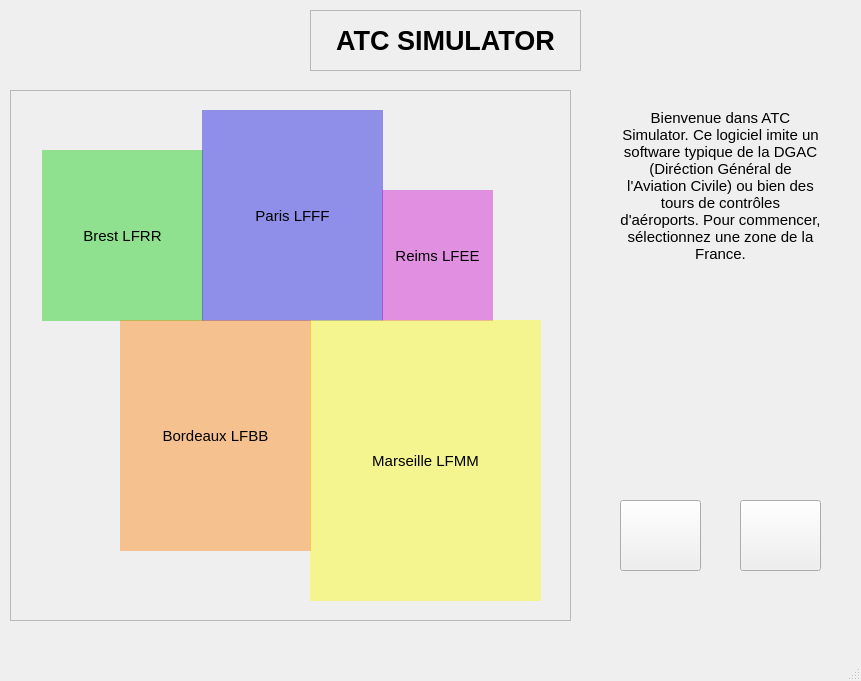
Old version of the form ATC_accueil.ui in the repository arcreane/python-project-projet-ivry-sur-seine.
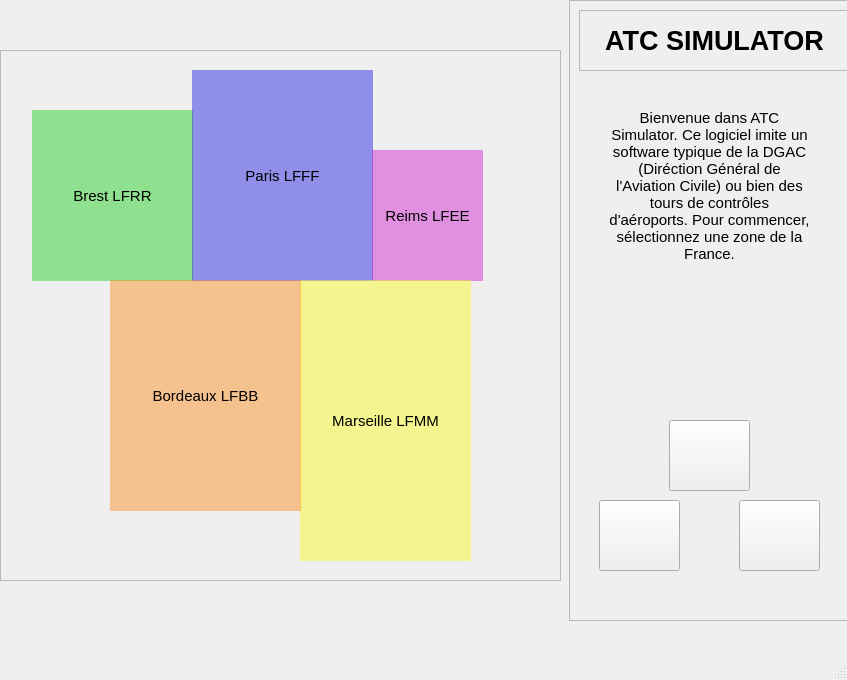
New version of the form. Icons and pictures are not drawn.

Commit message: conception des pages pour reims,marseille,bordeaux,brest

The edit to the form file:
```diff
--- a/ATC_accueil.ui
+++ b/ATC_accueil.ui
@@ -6,8 +6,8 @@
    <rect>
     <x>0</x>
     <y>0</y>
-    <width>861</width>
-    <height>681</height>
+    <width>847</width>
+    <height>680</height>
    </rect>
   </property>
   <property name="acceptDrops">
@@ -19,80 +19,21 @@
   <property name="styleSheet">
    <string notr="true"/>
   </property>
+  <property name="iconSize">
+   <size>
+    <width>30</width>
+    <height>24</height>
+   </size>
+  </property>
   <property name="animated">
    <bool>false</bool>
   </property>
   <widget class="QWidget" name="centralwidget">
-   <widget class="QFrame" name="frame_titre">
-    <property name="geometry">
-     <rect>
-      <x>310</x>
-      <y>10</y>
-      <width>271</width>
-      <height>61</height>
-     </rect>
-    </property>
-    <property name="frameShape">
-     <enum>QFrame::Shape::StyledPanel</enum>
-    </property>
-    <property name="frameShadow">
-     <enum>QFrame::Shadow::Raised</enum>
-    </property>
-    <widget class="QLabel" name="txt_titre">
-     <property name="geometry">
-      <rect>
-       <x>10</x>
-       <y>10</y>
-       <width>251</width>
-       <height>41</height>
-      </rect>
-     </property>
-     <property name="font">
-      <font>
-       <pointsize>20</pointsize>
-       <bold>true</bold>
-       <underline>false</underline>
-      </font>
-     </property>
-     <property name="styleSheet">
-      <string notr="true"/>
-     </property>
-     <property name="text">
-      <string>ATC SIMULATOR</string>
-     </property>
-     <property name="alignment">
-      <set>Qt::AlignmentFlag::AlignCenter</set>
-     </property>
-    </widget>
-   </widget>
-   <widget class="QPushButton" name="btn_sortie">
-    <property name="geometry">
-     <rect>
-      <x>740</x>
-      <y>500</y>
-      <width>81</width>
-      <height>71</height>
-     </rect>
-    </property>
-    <property name="text">
-     <string/>
-    </property>
-    <property name="icon">
-     <iconset>
-      <normaloff>image/sortie.png</normaloff>image/sortie.png</iconset>
-    </property>
-    <property name="iconSize">
-     <size>
-      <width>32</width>
-      <height>32</height>
-     </size>
-    </property>
-   </widget>
    <widget class="QFrame" name="frame_carte">
     <property name="geometry">
      <rect>
-      <x>10</x>
-      <y>90</y>
+      <x>0</x>
+      <y>50</y>
       <width>561</width>
       <height>531</height>
      </rect>
@@ -236,7 +177,7 @@
       <rect>
        <x>300</x>
        <y>230</y>
-       <width>231</width>
+       <width>171</width>
        <height>281</height>
       </rect>
      </property>
@@ -302,56 +243,162 @@
      </property>
     </widget>
    </widget>
-   <widget class="QLabel" name="txt_intro">
+   <widget class="QFrame" name="frame_else">
     <property name="geometry">
      <rect>
-      <x>620</x>
-      <y>80</y>
-      <width>201</width>
-      <height>211</height>
+      <x>569</x>
+      <y>0</y>
+      <width>291</width>
+      <height>621</height>
      </rect>
     </property>
-    <property name="font">
-     <font>
-      <pointsize>11</pointsize>
-     </font>
+    <property name="frameShape">
+     <enum>QFrame::Shape::StyledPanel</enum>
     </property>
-    <property name="text">
-     <string>Bienvenue dans ATC Simulator. Ce logiciel imite un software typique de la DGAC (Diréction Général de l'Aviation Civile) ou bien des tours de contrôles d'aéroports. Pour commencer, sélectionnez une zone de la France.</string>
+    <property name="frameShadow">
+     <enum>QFrame::Shadow::Raised</enum>
     </property>
-    <property name="alignment">
-     <set>Qt::AlignmentFlag::AlignCenter</set>
-    </property>
-    <property name="wordWrap">
-     <bool>true</bool>
-    </property>
-    <property name="openExternalLinks">
-     <bool>false</bool>
-    </property>
+    <widget class="QPushButton" name="btn_aide">
+     <property name="geometry">
+      <rect>
+       <x>100</x>
+       <y>420</y>
+       <width>81</width>
+       <height>71</height>
+      </rect>
+     </property>
+     <property name="text">
+      <string/>
+     </property>
+     <property name="icon">
+      <iconset>
+       <normaloff>image/livre-ouvert.png</normaloff>image/livre-ouvert.png</iconset>
+     </property>
+     <property name="iconSize">
+      <size>
+       <width>40</width>
+       <height>40</height>
+      </size>
+     </property>
+    </widget>
+    <widget class="QPushButton" name="btn_sortie">
+     <property name="geometry">
+      <rect>
+       <x>170</x>
+       <y>500</y>
+       <width>81</width>
+       <height>71</height>
+      </rect>
+     </property>
+     <property name="text">
+      <string/>
+     </property>
+     <property name="icon">
+      <iconset>
+       <normaloff>image/sortie.png</normaloff>image/sortie.png</iconset>
+     </property>
+     <property name="iconSize">
+      <size>
+       <width>32</width>
+       <height>32</height>
+      </size>
+     </property>
+    </widget>
+    <widget class="QPushButton" name="btn_parametre">
+     <property name="geometry">
+      <rect>
+       <x>30</x>
+       <y>500</y>
+       <width>81</width>
+       <height>71</height>
+      </rect>
+     </property>
+     <property name="text">
+      <string/>
+     </property>
+     <property name="icon">
+      <iconset>
+       <normaloff>image/parametres.png</normaloff>image/parametres.png</iconset>
+     </property>
+     <property name="iconSize">
+      <size>
+       <width>32</width>
+       <height>32</height>
+      </size>
+     </property>
+    </widget>
+    <widget class="QLabel" name="txt_intro">
+     <property name="geometry">
+      <rect>
+       <x>40</x>
+       <y>80</y>
+       <width>201</width>
+       <height>211</height>
+      </rect>
+     </property>
+     <property name="font">
+      <font>
+       <pointsize>11</pointsize>
+      </font>
+     </property>
+     <property name="text">
+      <string>Bienvenue dans ATC Simulator. Ce logiciel imite un software typique de la DGAC (Diréction Général de l'Aviation Civile) ou bien des tours de contrôles d'aéroports. Pour commencer, sélectionnez une zone de la France.</string>
+     </property>
+     <property name="alignment">
+      <set>Qt::AlignmentFlag::AlignCenter</set>
+     </property>
+     <property name="wordWrap">
+      <bool>true</bool>
+     </property>
+     <property name="openExternalLinks">
+      <bool>false</bool>
+     </property>
+    </widget>
+    <widget class="QFrame" name="frame_titre">
+     <property name="geometry">
+      <rect>
+       <x>10</x>
+       <y>10</y>
+       <width>271</width>
+       <height>61</height>
+      </rect>
+     </property>
+     <property name="frameShape">
+      <enum>QFrame::Shape::StyledPanel</enum>
+     </property>
+     <property name="frameShadow">
+      <enum>QFrame::Shadow::Raised</enum>
+     </property>
+     <widget class="QLabel" name="txt_titre">
+      <property name="geometry">
+       <rect>
+        <x>10</x>
+        <y>10</y>
+        <width>251</width>
+        <height>41</height>
+       </rect>
+      </property>
+      <property name="font">
+       <font>
+        <pointsize>20</pointsize>
+        <bold>true</bold>
+        <underline>false</underline>
+       </font>
+      </property>
+      <property name="styleSheet">
+       <string notr="true"/>
+      </property>
+      <property name="text">
+       <string>ATC SIMULATOR</string>
+      </property>
+      <property name="alignment">
+       <set>Qt::AlignmentFlag::AlignCenter</set>
+      </property>
+     </widget>
+    </widget>
    </widget>
-   <widget class="QPushButton" name="btn_parametre">
-    <property name="geometry">
-     <rect>
-      <x>620</x>
-      <y>500</y>
-      <width>81</width>
-      <height>71</height>
-     </rect>
-    </property>
-    <property name="text">
-     <string/>
-    </property>
-    <property name="icon">
-     <iconset>
-      <normaloff>image/parametres.png</normaloff>image/parametres.png</iconset>
-    </property>
-    <property name="iconSize">
-     <size>
-      <width>32</width>
-      <height>32</height>
-     </size>
-    </property>
-   </widget>
+   <zorder>frame_else</zorder>
+   <zorder>frame_carte</zorder>
   </widget>
   <widget class="QMenuBar" name="menubar">
    <property name="geometry">
```
Left out of the diff: 2 changed lines with no effect on the pictures. The commit also changes 5 other files.
